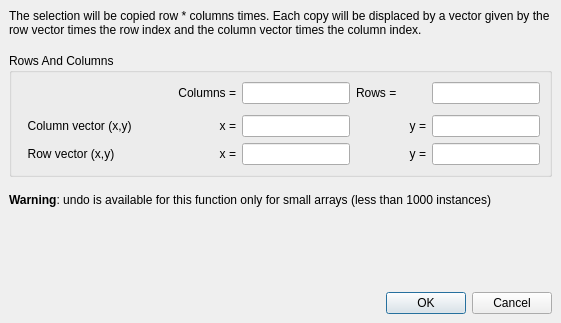
KLayout/klayout, file src/edt/edt/MakeArrayOptionsDialog.ui: the form before one commit.
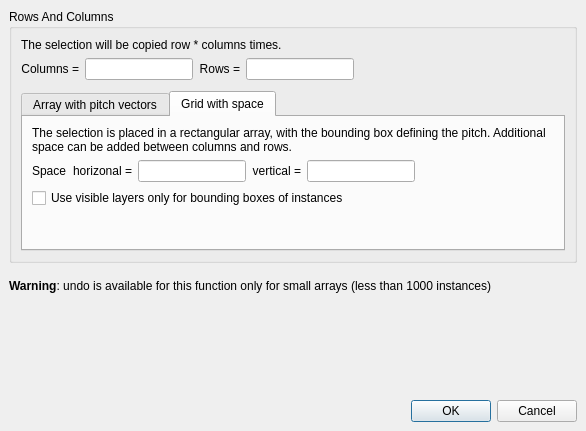
The form after the commit.

Commit message:
Implementing "spaced array" option
The "make array" dialog now has a tab where you can
select "spaced mode". In spaced mode, the bounding box
of the selection is used to compute the array pitch.

You can add a space between the columns and rows and
decide whether to use all layers for the instance
bounding boxes or only the visible ones.

```diff
--- a/src/edt/edt/MakeArrayOptionsDialog.ui
+++ b/src/edt/edt/MakeArrayOptionsDialog.ui
@@ -6,8 +6,8 @@
    <rect>
     <x>0</x>
     <y>0</y>
-    <width>561</width>
-    <height>323</height>
+    <width>586</width>
+    <height>431</height>
    </rect>
   </property>
   <property name="windowTitle">
@@ -20,32 +20,6 @@
    <property name="margin" stdset="0">
     <number>9</number>
    </property>
-   <item>
-    <widget class="QLabel" name="label_2">
-     <property name="text">
-      <string>The selection will be copied row * columns times. Each copy will be displaced by a vector given by the row vector times the row index and the column vector times the column index.</string>
-     </property>
-     <property name="wordWrap">
-      <bool>true</bool>
-     </property>
-    </widget>
-   </item>
-   <item>
-    <spacer>
-     <property name="orientation">
-      <enum>Qt::Vertical</enum>
-     </property>
-     <property name="sizeType">
-      <enum>QSizePolicy::Fixed</enum>
-     </property>
-     <property name="sizeHint" stdset="0">
-      <size>
-       <width>20</width>
-       <height>10</height>
-      </size>
-     </property>
-    </spacer>
-   </item>
    <item>
     <widget class="QGroupBox" name="array_grp">
      <property name="sizePolicy">
@@ -61,144 +35,248 @@
       <bool>false</bool>
      </property>
      <layout class="QGridLayout">
-      <property name="margin" stdset="0">
-       <number>9</number>
-      </property>
       <property name="spacing">
        <number>6</number>
       </property>
-      <item row="3" column="3">
-       <widget class="QLineEdit" name="row_x_le">
-        <property name="sizePolicy">
-         <sizepolicy hsizetype="Fixed" vsizetype="Fixed">
-          <horstretch>1</horstretch>
-          <verstretch>0</verstretch>
-         </sizepolicy>
+      <item row="3" column="0" colspan="5">
+       <widget class="QTabWidget" name="mode_tab">
+        <property name="currentIndex">
+         <number>1</number>
         </property>
+        <widget class="QWidget" name="tab">
+         <attribute name="title">
+          <string>Array with pitch vectors</string>
+         </attribute>
+         <layout class="QGridLayout" name="gridLayout">
+          <item row="0" column="0" colspan="5">
+           <widget class="QLabel" name="label_3">
+            <property name="text">
+             <string> Each copy will be displaced by a vector given by the row vector times the row index and the column vector times the column index.</string>
+            </property>
+            <property name="wordWrap">
+             <bool>true</bool>
+            </property>
+           </widget>
+          </item>
+          <item row="1" column="3">
+           <widget class="QLabel" name="label_15">
+            <property name="text">
+             <string>y =</string>
+            </property>
+            <property name="alignment">
+             <set>Qt::AlignRight|Qt::AlignTrailing|Qt::AlignVCenter</set>
+            </property>
+           </widget>
+          </item>
+          <item row="1" column="2">
+           <widget class="QLineEdit" name="column_x_le">
+            <property name="sizePolicy">
+             <sizepolicy hsizetype="Fixed" vsizetype="Fixed">
+              <horstretch>1</horstretch>
+              <verstretch>0</verstretch>
+             </sizepolicy>
+            </property>
+           </widget>
+          </item>
+          <item row="1" column="0">
+           <widget class="QLabel" name="label_16">
+            <property name="text">
+             <string>  Column vector (x,y)</string>
+            </property>
+           </widget>
+          </item>
+          <item row="1" column="1">
+           <widget class="QLabel" name="label_14">
+            <property name="text">
+             <string>x =</string>
+            </property>
+            <property name="alignment">
+             <set>Qt::AlignRight|Qt::AlignTrailing|Qt::AlignVCenter</set>
+            </property>
+           </widget>
+          </item>
+          <item row="1" column="4">
+           <widget class="QLineEdit" name="column_y_le">
+            <property name="sizePolicy">
+             <sizepolicy hsizetype="Fixed" vsizetype="Fixed">
+              <horstretch>1</horstretch>
+              <verstretch>0</verstretch>
+             </sizepolicy>
+            </property>
+           </widget>
+          </item>
+          <item row="2" column="2">
+           <widget class="QLineEdit" name="row_x_le">
+            <property name="sizePolicy">
+             <sizepolicy hsizetype="Fixed" vsizetype="Fixed">
+              <horstretch>1</horstretch>
+              <verstretch>0</verstretch>
+             </sizepolicy>
+            </property>
+           </widget>
+          </item>
+          <item row="2" column="1">
+           <widget class="QLabel" name="label_11">
+            <property name="text">
+             <string>x =</string>
+            </property>
+            <property name="alignment">
+             <set>Qt::AlignRight|Qt::AlignTrailing|Qt::AlignVCenter</set>
+            </property>
+           </widget>
+          </item>
+          <item row="2" column="3">
+           <widget class="QLabel" name="label_10">
+            <property name="text">
+             <string>y =</string>
+            </property>
+            <property name="alignment">
+             <set>Qt::AlignRight|Qt::AlignTrailing|Qt::AlignVCenter</set>
+            </property>
+           </widget>
+          </item>
+          <item row="2" column="4">
+           <widget class="QLineEdit" name="row_y_le">
+            <property name="sizePolicy">
+             <sizepolicy hsizetype="Fixed" vsizetype="Fixed">
+              <horstretch>1</horstretch>
+              <verstretch>0</verstretch>
+             </sizepolicy>
+            </property>
+           </widget>
+          </item>
+          <item row="2" column="0">
+           <widget class="QLabel" name="label_9">
+            <property name="text">
+             <string>  Row vector (x,y)</string>
+            </property>
+           </widget>
+          </item>
+          <item row="1" column="5">
+           <spacer name="horizontalSpacer_2">
+            <property name="orientation">
+             <enum>Qt::Horizontal</enum>
+            </property>
+            <property name="sizeHint" stdset="0">
+             <size>
+              <width>40</width>
+              <height>20</height>
+             </size>
+            </property>
+           </spacer>
+          </item>
+         </layout>
+        </widget>
+        <widget class="QWidget" name="tab_2">
+         <attribute name="title">
+          <string>Grid with space</string>
+         </attribute>
+         <layout class="QGridLayout" name="gridLayout_2">
+          <item row="1" column="0">
+           <widget class="QLabel" name="label_17">
+            <property name="text">
+             <string>Space</string>
+            </property>
+           </widget>
+          </item>
+          <item row="1" column="2">
+           <widget class="QLineEdit" name="space_x_le">
+            <property name="sizePolicy">
+             <sizepolicy hsizetype="Fixed" vsizetype="Fixed">
+              <horstretch>1</horstretch>
+              <verstretch>0</verstretch>
+             </sizepolicy>
+            </property>
+           </widget>
+          </item>
+          <item row="1" column="4">
+           <widget class="QLineEdit" name="space_y_le">
+            <property name="sizePolicy">
+             <sizepolicy hsizetype="Fixed" vsizetype="Fixed">
+              <horstretch>1</horstretch>
+              <verstretch>0</verstretch>
+             </sizepolicy>
+            </property>
+           </widget>
+          </item>
+          <item row="3" column="2">
+           <spacer name="verticalSpacer_2">
+            <property name="orientation">
+             <enum>Qt::Vertical</enum>
+            </property>
+            <property name="sizeHint" stdset="0">
+             <size>
+              <width>20</width>
+              <height>30</height>
+             </size>
+            </property>
+           </spacer>
+          </item>
+          <item row="1" column="5">
+           <spacer name="horizontalSpacer_3">
+            <property name="orientation">
+             <enum>Qt::Horizontal</enum>
+            </property>
+            <property name="sizeHint" stdset="0">
+             <size>
+              <width>40</width>
+              <height>20</height>
+             </size>
+            </property>
+           </spacer>
+          </item>
+          <item row="1" column="1">
+           <widget class="QLabel" name="label_18">
+            <property name="text">
+             <string>horizonal =</string>
+            </property>
+            <property name="alignment">
+             <set>Qt::AlignRight|Qt::AlignTrailing|Qt::AlignVCenter</set>
+            </property>
+           </widget>
+          </item>
+          <item row="1" column="3">
+           <widget class="QLabel" name="label_13">
+            <property name="text">
+             <string>vertical =</string>
+            </property>
+            <property name="alignment">
+             <set>Qt::AlignRight|Qt::AlignTrailing|Qt::AlignVCenter</set>
+            </property>
+           </widget>
+          </item>
+          <item row="2" column="0" colspan="6">
+           <widget class="QCheckBox" name="vis_only_cbx">
+            <property name="text">
+             <string>Use visible layers only for bounding boxes of instances</string>
+            </property>
+           </widget>
+          </item>
+          <item row="0" column="0" colspan="6">
+           <widget class="QLabel" name="label_4">
+            <property name="text">
+             <string>The selection is placed in a rectangular array, with the bounding box defining the pitch. Additional space can be added between columns and rows.</string>
+            </property>
+            <property name="wordWrap">
+             <bool>true</bool>
+            </property>
+           </widget>
+          </item>
+         </layout>
+        </widget>
        </widget>
       </item>
-      <item row="3" column="2">
-       <widget class="QLabel" name="label_11">
+      <item row="0" column="0" colspan="5">
+       <widget class="QLabel" name="label_2">
         <property name="text">
-         <string>x =</string>
+         <string>The selection will be copied row * columns times.</string>
         </property>
-        <property name="alignment">
-         <set>Qt::AlignRight|Qt::AlignTrailing|Qt::AlignVCenter</set>
+        <property name="wordWrap">
+         <bool>true</bool>
         </property>
        </widget>
       </item>
-      <item row="2" column="5">
-       <widget class="QLineEdit" name="column_y_le">
-        <property name="sizePolicy">
-         <sizepolicy hsizetype="Fixed" vsizetype="Fixed">
-          <horstretch>1</horstretch>
-          <verstretch>0</verstretch>
-         </sizepolicy>
-        </property>
-       </widget>
-      </item>
-      <item row="0" column="0" colspan="3">
-       <widget class="QLabel" name="label_8">
-        <property name="text">
-         <string>Columns =</string>
-        </property>
-        <property name="alignment">
-         <set>Qt::AlignRight|Qt::AlignTrailing|Qt::AlignVCenter</set>
-        </property>
-       </widget>
-      </item>
-      <item row="0" column="4">
-       <widget class="QLabel" name="label_6">
-        <property name="text">
-         <string>Rows =</string>
-        </property>
-       </widget>
-      </item>
-      <item row="0" column="3">
-       <widget class="QLineEdit" name="columns_le">
-        <property name="sizePolicy">
-         <sizepolicy hsizetype="Fixed" vsizetype="Fixed">
-          <horstretch>1</horstretch>
-          <verstretch>0</verstretch>
-         </sizepolicy>
-        </property>
-       </widget>
-      </item>
-      <item row="3" column="0" colspan="2">
-       <widget class="QLabel" name="label_9">
-        <property name="text">
-         <string>  Row vector (x,y)</string>
-        </property>
-       </widget>
-      </item>
-      <item row="2" column="0" colspan="2">
-       <widget class="QLabel" name="label_16">
-        <property name="text">
-         <string>  Column vector (x,y)</string>
-        </property>
-       </widget>
-      </item>
-      <item row="3" column="5">
-       <widget class="QLineEdit" name="row_y_le">
-        <property name="sizePolicy">
-         <sizepolicy hsizetype="Fixed" vsizetype="Fixed">
-          <horstretch>1</horstretch>
-          <verstretch>0</verstretch>
-         </sizepolicy>
-        </property>
-       </widget>
-      </item>
-      <item row="2" column="2">
-       <widget class="QLabel" name="label_14">
-        <property name="text">
-         <string>x =</string>
-        </property>
-        <property name="alignment">
-         <set>Qt::AlignRight|Qt::AlignTrailing|Qt::AlignVCenter</set>
-        </property>
-       </widget>
-      </item>
-      <item row="2" column="3">
-       <widget class="QLineEdit" name="column_x_le">
-        <property name="sizePolicy">
-         <sizepolicy hsizetype="Fixed" vsizetype="Fixed">
-          <horstretch>1</horstretch>
-          <verstretch>0</verstretch>
-         </sizepolicy>
-        </property>
-       </widget>
-      </item>
-      <item row="0" column="5">
-       <widget class="QLineEdit" name="rows_le">
-        <property name="sizePolicy">
-         <sizepolicy hsizetype="Fixed" vsizetype="Fixed">
-          <horstretch>1</horstretch>
-          <verstretch>0</verstretch>
-         </sizepolicy>
-        </property>
-       </widget>
-      </item>
-      <item row="2" column="4">
-       <widget class="QLabel" name="label_15">
-        <property name="text">
-         <string>y =</string>
-        </property>
-        <property name="alignment">
-         <set>Qt::AlignRight|Qt::AlignTrailing|Qt::AlignVCenter</set>
-        </property>
-       </widget>
-      </item>
-      <item row="3" column="4">
-       <widget class="QLabel" name="label_10">
-        <property name="text">
-         <string>y =</string>
-        </property>
-        <property name="alignment">
-         <set>Qt::AlignRight|Qt::AlignTrailing|Qt::AlignVCenter</set>
-        </property>
-       </widget>
-      </item>
-      <item row="1" column="0" colspan="6">
+      <item row="2" column="0" colspan="5">
        <spacer name="verticalSpacer">
         <property name="orientation">
          <enum>Qt::Vertical</enum>
@@ -214,6 +292,59 @@
         </property>
        </spacer>
       </item>
+      <item row="1" column="0">
+       <widget class="QLabel" name="label_8">
+        <property name="text">
+         <string>Columns =</string>
+        </property>
+        <property name="alignment">
+         <set>Qt::AlignRight|Qt::AlignTrailing|Qt::AlignVCenter</set>
+        </property>
+       </widget>
+      </item>
+      <item row="1" column="1">
+       <widget class="QLineEdit" name="columns_le">
+        <property name="sizePolicy">
+         <sizepolicy hsizetype="Fixed" vsizetype="Fixed">
+          <horstretch>1</horstretch>
+          <verstretch>0</verstretch>
+         </sizepolicy>
+        </property>
+       </widget>
+      </item>
+      <item row="1" column="2">
+       <widget class="QLabel" name="label_6">
+        <property name="text">
+         <string>Rows =</string>
+        </property>
+        <property name="alignment">
+         <set>Qt::AlignRight|Qt::AlignTrailing|Qt::AlignVCenter</set>
+        </property>
+       </widget>
+      </item>
+      <item row="1" column="3">
+       <widget class="QLineEdit" name="rows_le">
+        <property name="sizePolicy">
+         <sizepolicy hsizetype="Fixed" vsizetype="Fixed">
+          <horstretch>1</horstretch>
+          <verstretch>0</verstretch>
+         </sizepolicy>
+        </property>
+       </widget>
+      </item>
+      <item row="1" column="4">
+       <spacer name="horizontalSpacer">
+        <property name="orientation">
+         <enum>Qt::Horizontal</enum>
+        </property>
+        <property name="sizeHint" stdset="0">
+         <size>
+          <width>40</width>
+          <height>20</height>
+         </size>
+        </property>
+       </spacer>
+      </item>
      </layout>
     </widget>
    </item>
```
Left out of the diff: 4 changed lines with no effect on the pictures. The commit also changes 5 other files.
